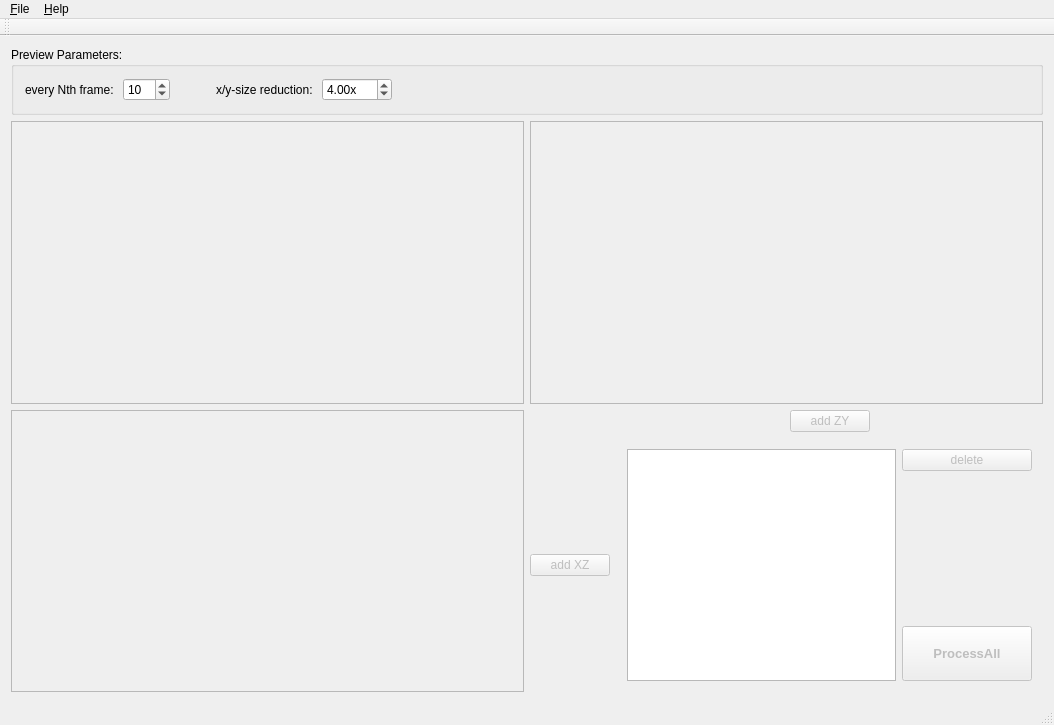
Qt form SlitScanGenerator/mainwindow.ui (jkriege2/SlitScanGenerator) before a commit.
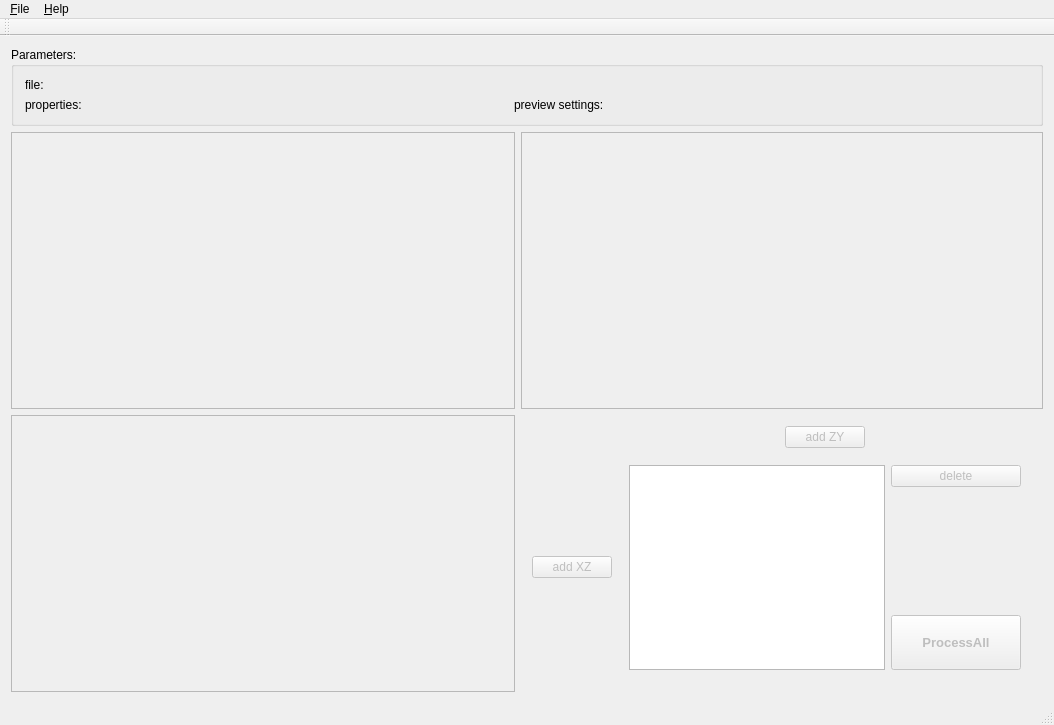
The same form after that commit. Icons and pictures are not drawn.

```diff
--- a/SlitScanGenerator/mainwindow.ui
+++ b/SlitScanGenerator/mainwindow.ui
@@ -36,7 +36,59 @@
       </property>
      </widget>
     </item>
+    <item row="0" column="0" colspan="2">
+     <widget class="QGroupBox" name="grpParams">
+      <property name="title">
+       <string>Parameters:</string>
+      </property>
+      <layout class="QGridLayout" name="gridLayout_4" columnstretch="0,1,0,1">
+       <item row="1" column="1">
+        <widget class="QLabel" name="labProps">
+         <property name="text">
+          <string/>
+         </property>
+        </widget>
+       </item>
+       <item row="1" column="0">
+        <widget class="QLabel" name="label_2">
+         <property name="text">
+          <string>properties:</string>
+         </property>
+        </widget>
+       </item>
+       <item row="1" column="2">
+        <widget class="QLabel" name="label_3">
+         <property name="text">
+          <string>preview settings:</string>
+         </property>
+        </widget>
+       </item>
+       <item row="0" column="0">
+        <widget class="QLabel" name="label">
+         <property name="text">
+          <string>file:</string>
+         </property>
+        </widget>
+       </item>
+       <item row="1" column="3">
+        <widget class="QLabel" name="labPreviewSettings">
+         <property name="text">
+          <string/>
+         </property>
+        </widget>
+       </item>
+       <item row="0" column="1" colspan="3">
+        <widget class="QLabel" name="labFilename">
+         <property name="text">
+          <string/>
+         </property>
+        </widget>
+       </item>
+      </layout>
+     </widget>
+    </item>
     <item row="2" column="1">
+     <widget class="QWidget" name="widProps" native="true">
      <layout class="QGridLayout" name="gridLayout_3" rowstretch="0,1" columnstretch="0,1,0,1" rowminimumheight="0,10">
       <item row="0" column="1">
        <spacer name="horizontalSpacer">
@@ -167,86 +219,6 @@
          </item>
         </layout>
        </widget>
-      </item>
-     </layout>
-    </item>
-    <item row="0" column="0" colspan="2">
-     <widget class="QGroupBox" name="groupBox">
-      <property name="title">
-       <string>Preview Parameters:</string>
-      </property>
-      <layout class="QHBoxLayout" name="horizontalLayout">
-       <item>
-        <widget class="QLabel" name="label">
-         <property name="text">
-          <string>every Nth frame: </string>
-         </property>
-        </widget>
-       </item>
-       <item>
-        <widget class="QSpinBox" name="spinEveryNThFrame">
-         <property name="minimum">
-          <number>1</number>
-         </property>
-         <property name="maximum">
-          <number>100</number>
-         </property>
-         <property name="value">
-          <number>10</number>
-         </property>
-        </widget>
-       </item>
-       <item>
-        <spacer name="horizontalSpacer_4">
-         <property name="orientation">
-          <enum>Qt::Horizontal</enum>
-         </property>
-         <property name="sizeType">
-          <enum>QSizePolicy::Fixed</enum>
-         </property>
-         <property name="sizeHint" stdset="0">
-          <size>
-           <width>40</width>
-           <height>20</height>
-          </size>
-         </property>
-        </spacer>
-       </item>
-       <item>
-        <widget class="QLabel" name="label_2">
-         <property name="text">
-          <string>x/y-size reduction: </string>
-         </property>
-        </widget>
-       </item>
-       <item>
-        <widget class="QDoubleSpinBox" name="spinXYFactor">
-         <property name="suffix">
-          <string>x</string>
-         </property>
-         <property name="minimum">
-          <double>1.000000000000000</double>
-         </property>
-         <property name="maximum">
-          <double>100.000000000000000</double>
-         </property>
-         <property name="value">
-          <double>4.000000000000000</double>
-         </property>
-        </widget>
-       </item>
-       <item>
-        <spacer name="horizontalSpacer_3">
-         <property name="orientation">
-          <enum>Qt::Horizontal</enum>
-         </property>
-         <property name="sizeHint" stdset="0">
-          <size>
-           <width>40</width>
-           <height>20</height>
-          </size>
-         </property>
-        </spacer>
        </item>
       </layout>
      </widget>
```
Lines whose indentation alone changed are shown as unchanged.
